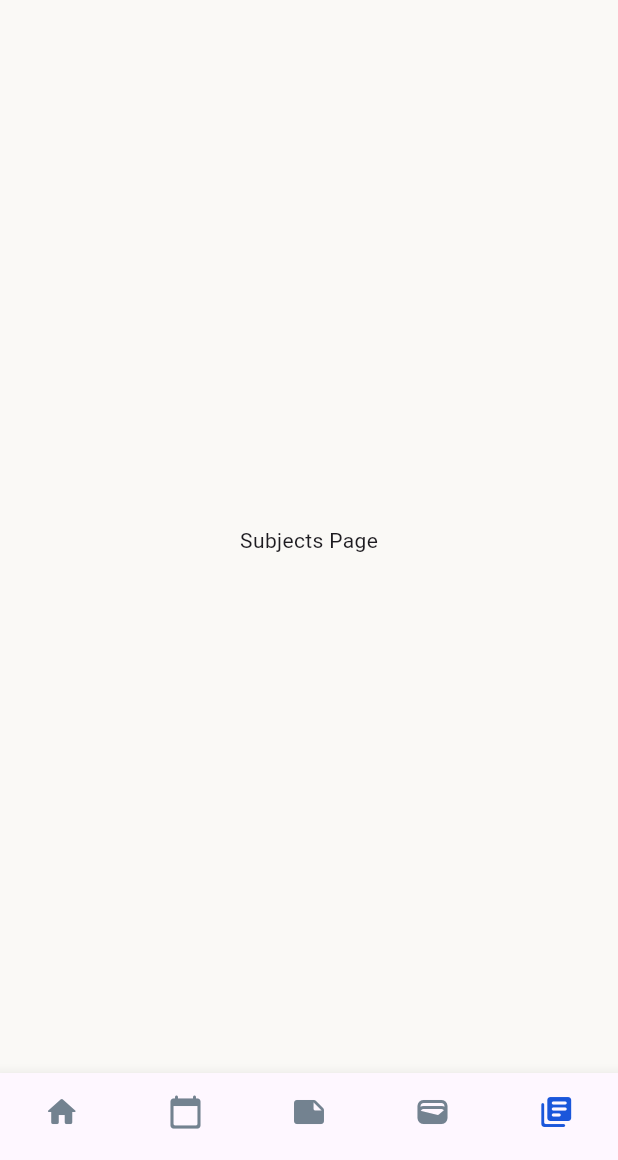
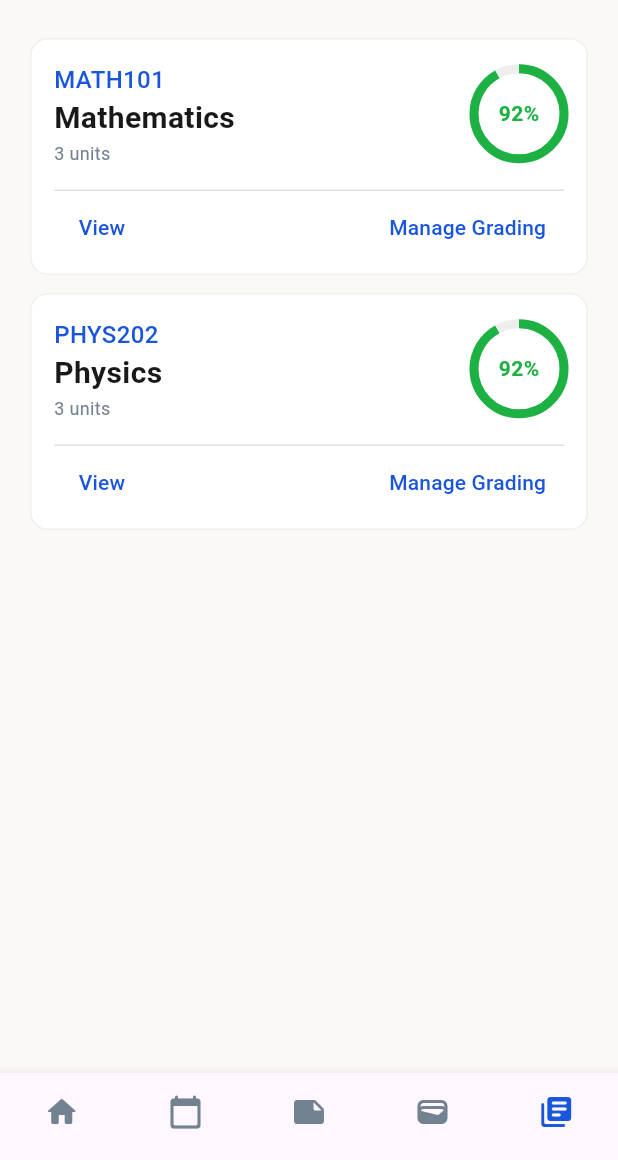
Before and after one commit to saiimonn/tempus, a Flutter app: the HomePage screen opened directly, item 5 of the bottom bar chosen, on a phone screen of 412 x 824 dp, the part 76-1236 px from its top. Run offline on Flutter 3.47's test engine with Material 3 defaults, Android fonts, the phone set to English and light mode, and no system bars; our stand-ins replace flutter_bloc, flutter_dotenv, shared_preferences, smooth_page_indicator, supabase_flutter; missing offline and left inert: fluttersdk_wind; accounts and stored records are empty.

```diff
--- a/lib/core/theme/app_colors.dart
+++ b/lib/core/theme/app_colors.dart
@@ -4,6 +4,10 @@ class AppColors {
   static const Color text = Color(0xFF191919);
   static const String textHex = "#191919";
   static const int textInt = 0x191919;
+
+  static const Color success = Color(0xFF1DB144);
+  static const String successHex = "#1DB144";
+  static const int successInt = 0x1DB144;
 
   static const Color brandBlue = Color(0xFF1A56DB);
   static const String brandBlueHex = "#1A56DB";
--- a/lib/features/home/presentation/pages/home_page.dart
+++ b/lib/features/home/presentation/pages/home_page.dart
@@ -8,6 +8,7 @@ import 'package:tempus/core/widgets/bottom_navigation_bar.dart';
 import 'package:tempus/features/home/presentation/widgets/empty_task_card.dart';
 import 'package:tempus/features/home/presentation/widgets/empty_budget_card.dart';
 import 'package:tempus/features/home/presentation/widgets/empty_schedule_card.dart';
+import 'package:tempus/features/subjects/presentation/pages/subjects_page.dart';
 
 class HomePage extends StatefulWidget {
   const HomePage({super.key});
@@ -108,7 +109,7 @@ class _HomePageState extends State<HomePage> {
           const Center(child: Text("Schedule Page")),
           const Center(child: Text("Tasks Page")),
           const Center(child: Text("Finances Page")),
-          const Center(child: Text("Subjects Page")),
+          SubjectsPage(),
         ],
       ),
 
--- a/lib/features/home/presentation/widgets/empty_task_card.dart
+++ b/lib/features/home/presentation/widgets/empty_task_card.dart
@@ -8,6 +8,7 @@ class EmptyTaskCard extends StatelessWidget {
   @override
   Widget build(BuildContext context) {
     return Container(
+      height: 180,
       margin: const EdgeInsets.symmetric(vertical: 16),
       clipBehavior: Clip.antiAlias,
       decoration: BoxDecoration(
@@ -22,10 +23,12 @@ class EmptyTaskCard extends StatelessWidget {
 
       child: Column(
         children: [
-          Container(
+          Expanded(
+            flex: 3,
+            child: Container(
+              padding: const EdgeInsets.all(12),
               width: double.infinity,
-            padding: const EdgeInsets.symmetric(vertical: 30, horizontal: 20),
-            decoration: const BoxDecoration(
+              decoration: BoxDecoration(
                 color: AppColors.brandBlue,
                 borderRadius: BorderRadius.vertical(top: Radius.circular(20)),
               ),
@@ -46,30 +49,30 @@ class EmptyTaskCard extends StatelessWidget {
                     ),
                   ),
 
-                Container(
-                  height: 70,
-                  width: 70,
-                  decoration: BoxDecoration(
-                    shape: BoxShape.circle,
-                    border: Border.all(
-                      color: Colors.white.withValues(alpha: 0.3),
-                      width: 8,
+                  Stack(
+                    alignment: Alignment.center,
+                    children: [
+                      SizedBox(
+                        width: 60,
+                        height: 60,
+                        child: CircularProgressIndicator(
+                          value: 0.2,
+                          strokeWidth: 4,
+                          color:  Colors.blueAccent,
+                          backgroundColor: Colors.grey.shade200,
                         ),
                       ),
-                  child: const Center(
-                    child: Icon(
-                      Icons.sentiment_satisfied_alt,
-                      color: Colors.white,
-                      size: 30,
-                    ),
-                  ),
+                      Icon(Icons.sentiment_satisfied_alt, color: Colors.white, size: 30)
+                    ],
                   ),
                 ],
               ),
             ),
+          ),
 
-          Container(
-            padding: EdgeInsets.all(16),
+          Expanded(
+            flex: 2,
+            child:Container(
                 decoration: const BoxDecoration(
                   color: Colors.white,
                   borderRadius: BorderRadius.vertical(bottom: Radius.circular(20)),
@@ -87,6 +90,7 @@ class EmptyTaskCard extends StatelessWidget {
                   ],
                 ),
               ),
+            ),
         ],
       ),
     );
--- /dev/null
+++ b/lib/features/subjects/logic/subject_bloc.dart
@@ -0,0 +1,60 @@
+import 'package:flutter_bloc/flutter_bloc.dart';
+
+// EVENTS
+abstract class SubjectEvent {}
+
+class LoadSubjects extends SubjectEvent {}
+
+class AddSubject extends SubjectEvent {
+  final Map<String, dynamic> subject;
+  AddSubject(this.subject);
+}
+
+//STATES
+abstract class SubjectState {}
+
+class SubjectInitial extends SubjectState {}
+
+class SubjectLoading extends SubjectState {}
+
+class SubjectLoaded extends SubjectState {
+  final List<Map<String, dynamic>> subjects;
+  SubjectLoaded(this.subjects);
+}
+
+class SubjectBloc extends Bloc<SubjectEvent, SubjectState> {
+  SubjectBloc() : super(SubjectInitial()) {
+    on<LoadSubjects>((event, emit) async {
+      emit(SubjectLoading());
+
+      await Future.delayed(const Duration(milliseconds: 500));
+      emit(
+        SubjectLoaded([
+          {
+            'id': '1',
+            'name': 'Mathematics',
+            'code': 'MATH101',
+            'instructor': 'Dr. Smith',
+            'grades': {'prelim': '1.25', 'midterm': '1.50', 'final': '--'},
+            'units': 3,
+          },
+          {
+            'id': '2',
+            'name': 'Physics',
+            'code': 'PHYS202',
+            'instructor': 'Prof. Gable',
+            'grades': {'prelim': '1.75', 'midterm': '1.25', 'final': '--'},
+            'units': 3,
+          },
+        ]),
+      );
+    });
+
+    on<AddSubject>((event, emit) async {
+      if (state is SubjectLoaded) {
+        final currentSubjects = (state as SubjectLoaded).subjects;
+        emit(SubjectLoaded(List.from(currentSubjects)..add(event.subject)));
+      }
+    });
+  }
+}
--- /dev/null
+++ b/lib/features/subjects/presentation/pages/subjects_page.dart
@@ -0,0 +1,146 @@
+import 'package:flutter/material.dart';
+import 'package:tempus/core/theme/app_colors.dart';
+import 'package:flutter_bloc/flutter_bloc.dart';
+import 'package:tempus/features/subjects/logic/subject_bloc.dart';
+
+class SubjectsPage extends StatelessWidget {
+  const SubjectsPage({super.key});
+
+  @override
+  Widget build(BuildContext context) {
+    return BlocProvider(
+      create: (context) => SubjectBloc()..add(LoadSubjects()),
+      child: Scaffold(
+        backgroundColor: AppColors.background,
+        body: BlocBuilder<SubjectBloc, SubjectState>(
+          builder: (context, state) {
+            if (state is SubjectLoading) {
+              return const Center(
+                child: CircularProgressIndicator(color: AppColors.brandBlue),
+              );
+            }
+
+            if (state is SubjectLoaded) {
+              return ListView.builder(
+                padding: const EdgeInsets.all(20),
+                itemCount: state.subjects.length,
+                itemBuilder: (context, index) {
+                  final subject = state.subjects[index];
+
+                  return Card(
+                    color: Colors.white,
+                    elevation: 0,
+                    margin: const EdgeInsets.only(bottom: 12),
+                    shape: RoundedRectangleBorder(
+                      borderRadius: BorderRadius.circular(12),
+                      side: BorderSide(
+                        color: AppColors.inputFill.withValues(alpha: 0.5),
+                      ),
+                    ),
+
+                    child: Padding(
+                      padding: const EdgeInsets.only(left: 16, right: 16, top: 16, bottom: 8),
+                      child: Column(
+                        children: [
+                          Row(
+                            mainAxisAlignment: MainAxisAlignment.spaceBetween,
+                            children: [
+                              Column(
+                                crossAxisAlignment: CrossAxisAlignment.start,
+                                mainAxisAlignment: MainAxisAlignment.center,
+                                children: [
+                                  Text(
+                                    "${subject['code']}",
+                                    style: TextStyle(
+                                      fontSize: 16,
+                                      color: AppColors.brandBlue,
+                                      fontWeight: FontWeight.w500,
+                                    ),
+                                  ),
+
+                                 Text(
+                                   "${subject['name']}",
+                                   style: TextStyle(
+                                     fontSize: 20,
+                                     color: AppColors.text,
+                                     fontWeight: FontWeight.bold,
+                                   ),
+                                 ),
+
+                                 Text(
+                                   "${subject['units']} units",
+                                   style: TextStyle(
+                                     fontSize: 12,
+                                     color: AppColors.foreground,
+                                   ),
+                                 ),
+                                ],
+                              ),
+
+                              Stack(
+                                alignment: Alignment.center,
+                                children: [
+                                  SizedBox(
+                                    width: 60,
+                                    height: 60,
+                                    child: CircularProgressIndicator(
+                                      value: 0.92,
+                                      strokeWidth: 6,
+                                      color: AppColors.success,
+                                      backgroundColor: Colors.grey.shade200,
+                                    ),
+                                  ),
+
+                                  Text(
+                                    "92%",
+                                    style: TextStyle(
+                                      fontWeight: FontWeight.bold,
+                                      color: AppColors.success,
+                                    ),
+                                  ),
+                                ],
+                              ),
+                            ],
+                          ),
+
+                          const SizedBox(height: 16),
+
+                          Divider(
+                            color: Colors.grey.withAlpha(80),
+                            height: 1
+                          ),
+
+                          Row(
+                            mainAxisAlignment: MainAxisAlignment.spaceBetween,
+                            children: [
+                              TextButton(
+                                onPressed: () {},
+                                child: Text(
+                                  "View",
+                                  style: TextStyle(color: AppColors.brandBlue),
+                                ),
+                              ),
+
+                              TextButton(
+                                onPressed: () {},
+                                child: Text(
+                                  "Manage Grading",
+                                  style: TextStyle(color: AppColors.brandBlue),
+                                ),
+                              ),
+                            ],
+                          ),
+                        ],
+                      ),
+                    ),
+                  );
+                },
+              );
+            }
+            return Center(child: Text("No Subjects Found"));
+          },
+        ),
+      ),
+    );
+  }
+}
```
Lines whose indentation alone changed are shown as unchanged.
